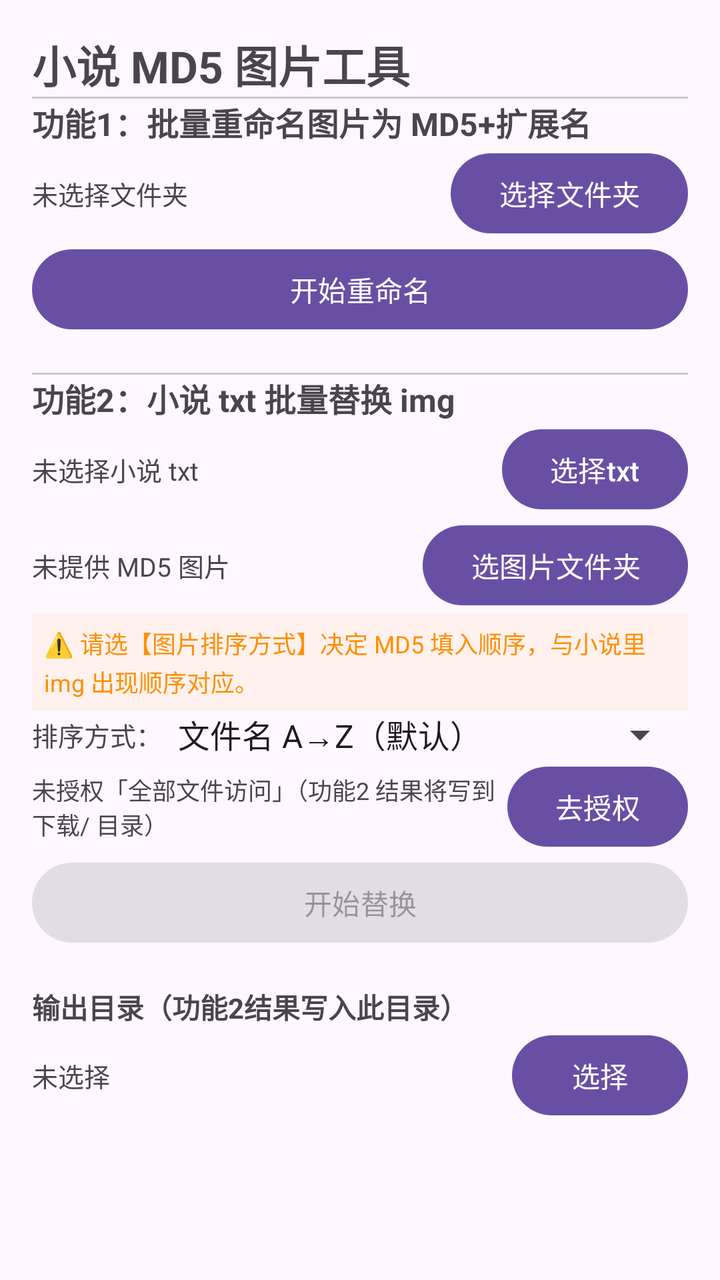
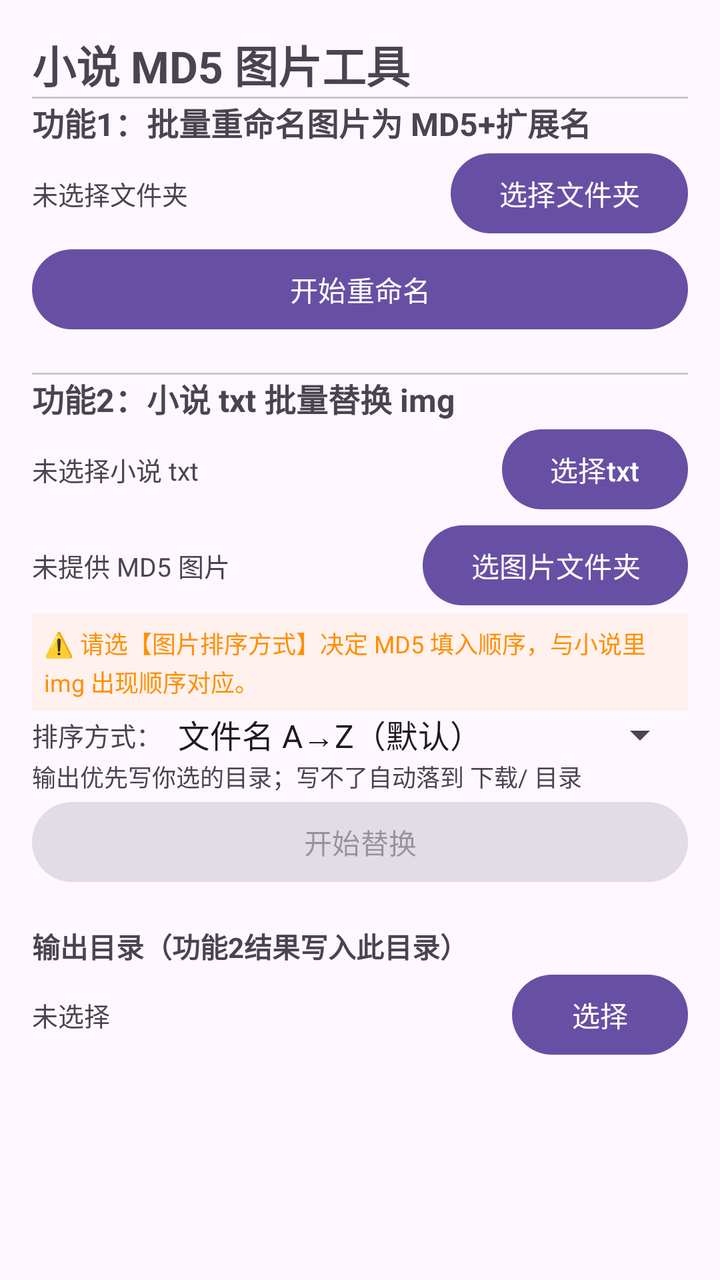

Two renders of the same Android screen: before a commit and after it. Below are the layout's source before the change and the commit's diff.
<!-- AndroidManifest.xml: application theme Theme.Material3.DayNight.NoActionBar -->
<!-- res/layout/activity_main.xml -->
<?xml version="1.0" encoding="utf-8"?>
<ScrollView xmlns:android="http://schemas.android.com/apk/res/android"
    android:layout_width="match_parent"
    android:layout_height="match_parent"
    android:padding="16dp">

    <LinearLayout
        android:layout_width="match_parent"
        android:layout_height="wrap_content"
        android:orientation="vertical">

        
        <TextView
            android:layout_width="match_parent"
            android:layout_height="wrap_content"
            android:text="小说 MD5 图片工具"
            android:textSize="22sp"
            android:textStyle="bold" />

        <View
            android:layout_width="match_parent"
            android:layout_height="1dp"
            android:background="#33000000" />

        
        <TextView
            android:layout_width="match_parent"
            android:layout_height="wrap_content"
            android:text="功能1：批量重命名图片为 MD5+扩展名"
            android:textSize="16sp"
            android:textStyle="bold" />

        <LinearLayout
            android:layout_width="match_parent"
            android:layout_height="wrap_content"
            android:orientation="horizontal">

            <TextView
                android:id="@+id/tvImgDir"
                android:layout_width="0dp"
                android:layout_height="wrap_content"
                android:layout_weight="1"
                android:layout_gravity="center_vertical"
                android:text="未选择文件夹"
                android:textSize="13sp"
                android:maxLines="1"
                android:ellipsize="end" />

            <Button
                android:id="@+id/btnPickImgDir"
                android:layout_width="wrap_content"
                android:layout_height="wrap_content"
                android:text="选择文件夹" />
        </LinearLayout>

        <Button
            android:id="@+id/btnDoRename"
            android:layout_width="match_parent"
            android:layout_height="wrap_content"
            android:text="开始重命名" />

        <ProgressBar
            android:id="@+id/progressRename"
            style="?android:attr/progressBarStyleHorizontal"
            android:layout_width="match_parent"
            android:layout_height="wrap_content"
            android:max="100"
            android:visibility="gone" />

        <TextView
            android:id="@+id/tvRenameResult"
            android:layout_width="match_parent"
            android:layout_height="wrap_content"
            android:text=""
            android:textSize="13sp"
            android:lineSpacingExtra="3dp" />

        <View
            android:layout_width="match_parent"
            android:layout_height="1dp"
            android:background="#33000000" />

        
        <TextView
            android:layout_width="match_parent"
            android:layout_height="wrap_content"
            android:text="功能2：小说 txt 批量替换 img"
            android:textSize="16sp"
            android:textStyle="bold" />

        <LinearLayout
            android:layout_width="match_parent"
            android:layout_height="wrap_content"
            android:orientation="horizontal">

            <TextView
                android:id="@+id/tvNovelFile"
                android:layout_width="0dp"
                android:layout_height="wrap_content"
                android:layout_weight="1"
                android:layout_gravity="center_vertical"
                android:text="未选择小说 txt"
                android:textSize="13sp"
                android:maxLines="1"
                android:ellipsize="end" />

            <Button
                android:id="@+id/btnPickNovel"
                android:layout_width="wrap_content"
                android:layout_height="wrap_content"
                android:text="选择txt" />
        </LinearLayout>

        <LinearLayout
            android:layout_width="match_parent"
            android:layout_height="wrap_content"
            android:orientation="horizontal">

            <TextView
                android:id="@+id/tvMd5Count"
                android:layout_width="0dp"
                android:layout_height="wrap_content"
                android:layout_weight="1"
                android:layout_gravity="center_vertical"
                android:text="未提供 MD5 图片"
                android:textSize="13sp"
                android:maxLines="1"
                android:ellipsize="end" />

            <Button
                android:id="@+id/btnPickMd5Dir"
                android:layout_width="wrap_content"
                android:layout_height="wrap_content"
                android:text="选图片文件夹" />
        </LinearLayout>

        <TextView
            android:id="@+id/tvMd5OrderHint"
            android:layout_width="match_parent"
            android:layout_height="wrap_content"
            android:text="⚠️ 请选【图片排序方式】决定 MD5 填入顺序，与小说里 img 出现顺序对应。"
            android:textSize="12sp"
            android:textColor="#FF8F00"
            android:lineSpacingExtra="2dp"
            android:background="#11FF8F00"
            android:padding="6dp" />

        <LinearLayout
            android:layout_width="match_parent"
            android:layout_height="wrap_content"
            android:orientation="horizontal"
            android:gravity="center_vertical">

            <TextView
                android:layout_width="wrap_content"
                android:layout_height="wrap_content"
                android:text="排序方式："
                android:textSize="13sp" />

            <Spinner
                android:id="@+id/spinnerMd5Order"
                android:layout_width="0dp"
                android:layout_height="wrap_content"
                android:layout_weight="1"
                android:entries="@array/md5_order_entries" />
        </LinearLayout>

        
        <LinearLayout
            android:layout_width="match_parent"
            android:layout_height="wrap_content"
            android:orientation="horizontal"
            android:gravity="center_vertical">

            <TextView
                android:id="@+id/tvAllFilesStatus"
                android:layout_width="0dp"
                android:layout_height="wrap_content"
                android:layout_weight="1"
                android:text="未授权「全部文件访问」（功能2 结果将写到 下载/ 目录）"
                android:textSize="12sp" />

            <Button
                android:id="@+id/btnGrantAllFiles"
                android:layout_width="wrap_content"
                android:layout_height="wrap_content"
                android:text="去授权" />
        </LinearLayout>

        <Button
            android:id="@+id/btnDoNovel"
            android:layout_width="match_parent"
            android:layout_height="wrap_content"
            android:text="开始替换"
            android:enabled="false" />

        <TextView
            android:id="@+id/tvNovelResult"
            android:layout_width="match_parent"
            android:layout_height="wrap_content"
            android:text=""
            android:textSize="13sp"
            android:lineSpacingExtra="3dp" />

        
        <TextView
            android:layout_width="match_parent"
            android:layout_height="wrap_content"
            android:text="输出目录（功能2结果写入此目录）"
            android:textSize="14sp"
            android:textStyle="bold" />

        <LinearLayout
            android:layout_width="match_parent"
            android:layout_height="wrap_content"
            android:orientation="horizontal">

            <TextView
                android:id="@+id/tvOutDir"
                android:layout_width="0dp"
                android:layout_height="wrap_content"
                android:layout_weight="1"
                android:layout_gravity="center_vertical"
                android:text="未选择"
                android:textSize="13sp"
                android:maxLines="1"
                android:ellipsize="end" />

            <Button
                android:id="@+id/btnPickOutDir"
                android:layout_width="wrap_content"
                android:layout_height="wrap_content"
                android:text="选择" />
        </LinearLayout>

    </LinearLayout>
</ScrollView>
<!-- resources referenced by this layout -->
<resources>
  <string-array name="md5_order_entries">
          <item>文件名 A→Z（默认）</item>
          <item>文件名 Z→A</item>
          <item>修改时间 旧→新</item>
          <item>修改时间 新→旧</item>
          <item>文件大小 小→大</item>
          <item>文件大小 大→小</item>
      </string-array>
</resources>

<!-- the commit's change to res/layout/activity_main.xml (unified diff, before → after) -->
@@ -173,18 +173,13 @@
             android:gravity="center_vertical">
 
             <TextView
-                android:id="@+id/tvAllFilesStatus"
-                android:layout_width="0dp"
-                android:layout_height="wrap_content"
-                android:layout_weight="1"
-                android:text="未授权「全部文件访问」（功能2 结果将写到 下载/ 目录）"
+                android:id="@+id/tvOutHint"
+                android:layout_width="0dp"
+                android:layout_height="wrap_content"
+                android:layout_weight="1"
+                android:text="输出优先写你选的目录；写不了自动落到 下载/ 目录"
                 android:textSize="12sp" />
 
-            <Button
-                android:id="@+id/btnGrantAllFiles"
-                android:layout_width="wrap_content"
-                android:layout_height="wrap_content"
-                android:text="去授权" />
         </LinearLayout>
 
         <Button
